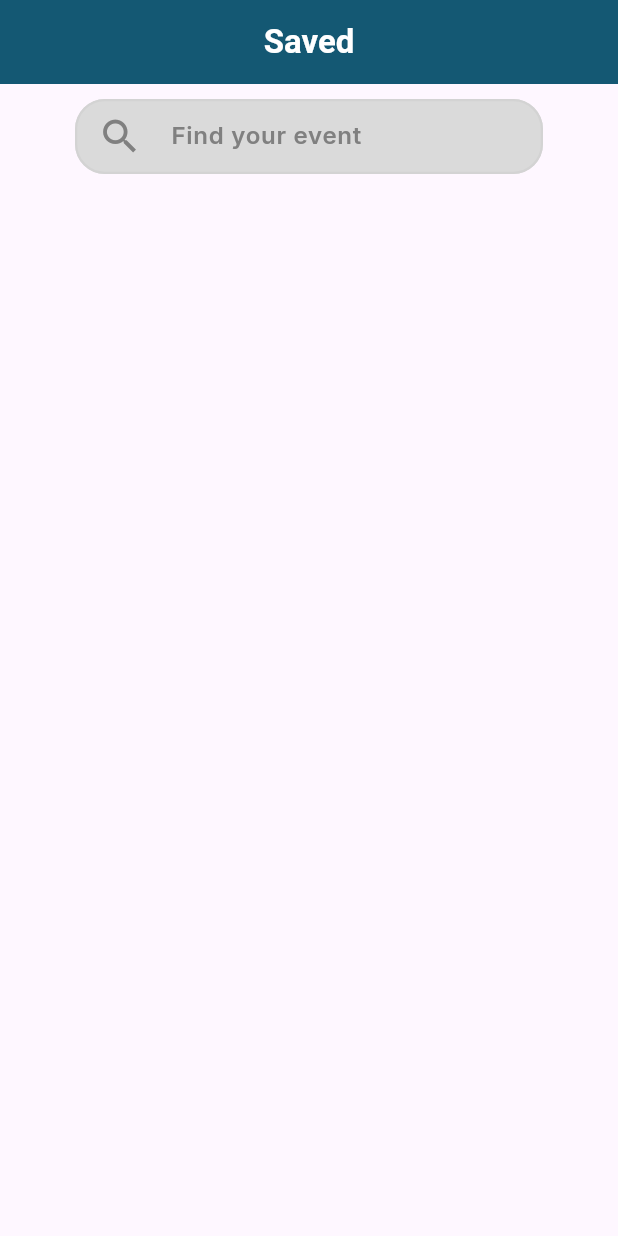
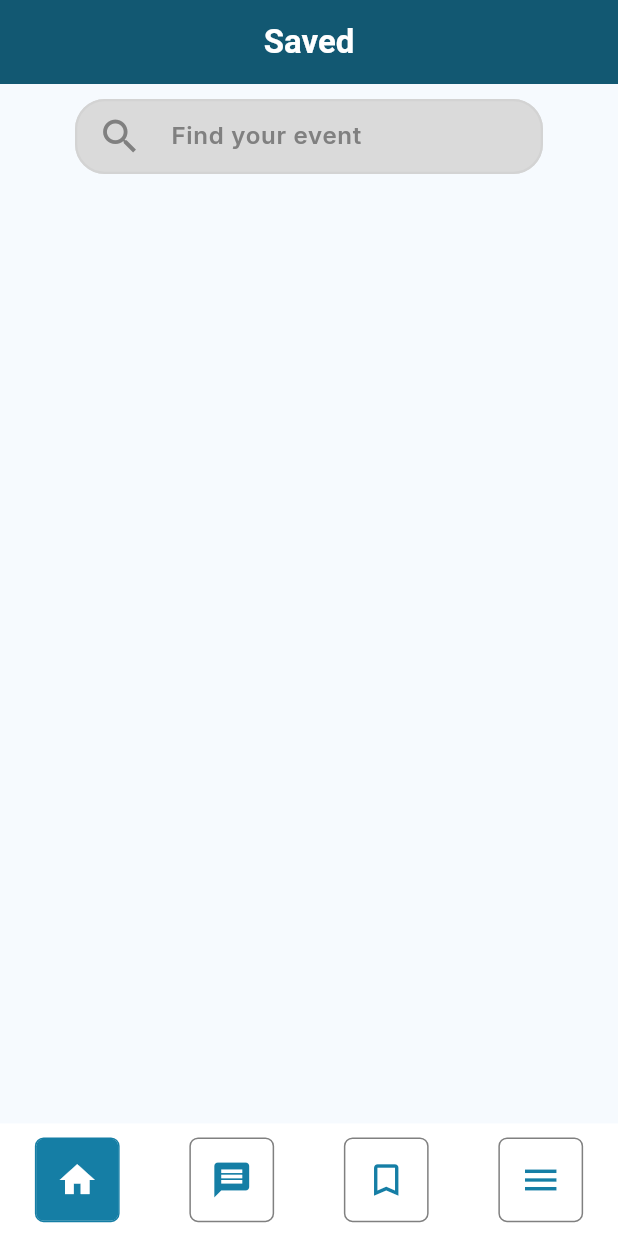
Before and after one commit to aafiqah/clean_up_community_app, a Flutter app: the SavedPage screen opened by its route, on a phone screen of 412 x 824 dp. Run offline on Flutter 3.47's test engine with Material 3 defaults, Android fonts, the phone set to English and light mode, and no system bars; our stand-ins replace go_router, google_fonts.

Commit message:
create new app navigation (control go route)

```diff
--- /dev/null
+++ b/lib/constant/app_navigation.dart
@@ -0,0 +1,120 @@
+import 'package:flutter/material.dart';
+import 'package:go_router/go_router.dart';
+
+import '../screen/index.dart';
+
+class AppNavigation {
+  AppNavigation._();
+
+  static final _rootNavigatorKey = GlobalKey<NavigatorState>();
+  static final _rootNavigatorHome =
+      GlobalKey<NavigatorState>(debugLabel: 'shellHome');
+  static final _rootNavigatorChat =
+      GlobalKey<NavigatorState>(debugLabel: 'shellChat');
+  static final _rootNavigatorSaved =
+      GlobalKey<NavigatorState>(debugLabel: 'shellSaved');
+  static final _rootNavigatorMenu =
+      GlobalKey<NavigatorState>(debugLabel: 'shellMenu');
+
+  static final GoRouter router = GoRouter(
+    initialLocation: '/onBoarding_page',
+    navigatorKey: _rootNavigatorKey,
+    debugLogDiagnostics: true,
+    routes: <RouteBase>[
+      StatefulShellRoute.indexedStack(
+        builder: (context, state, navigationShell) {
+          return MainWrapper(
+            navigationShell: navigationShell,
+          );
+        },
+        branches: <StatefulShellBranch>[
+          // HOME
+          StatefulShellBranch(navigatorKey: _rootNavigatorHome, routes: [
+            GoRoute(
+              name: '/home_page',
+              path: '/home_page',
+              builder: (context, state) {
+                return HomePage(
+                  key: state.pageKey,
+                );
+              },
+              routes: [
+                // SUB HOME
+                GoRoute(
+                  name: '/create_event_page',
+                  path: '/create_event_page',
+                  parentNavigatorKey: _rootNavigatorKey,
+                  builder: (context, state) {
+                    return const CreateEventPage();
+                  },
+                ),
+              ],
+            ),
+          ]),
+          // CHAT
+          StatefulShellBranch(navigatorKey: _rootNavigatorChat, routes: [
+            GoRoute(
+              name: '/chat_page',
+              path: '/chat_page',
+              builder: (context, state) {
+                return ChatPage(
+                  key: state.pageKey,
+                );
+              },
+              routes: [
+                // SUB HOME
+              ],
+            ),
+          ]),
+          // SAVED
+          StatefulShellBranch(navigatorKey: _rootNavigatorSaved, routes: [
+            GoRoute(
+              name: '/saved_page',
+              path: '/saved_page',
+              builder: (context, state) {
+                return SavedPage(
+                  key: state.pageKey,
+                );
+              },
+              routes: [
+                // SUB HOME
+              ],
+            ),
+          ]),
+          // MENU
+          StatefulShellBranch(navigatorKey: _rootNavigatorMenu, routes: [
+            GoRoute(
+              name: '/menu_page',
+              path: '/menu_page',
+              builder: (context, state) {
+                return MenuPage(
+                  key: state.pageKey,
+                );
+              },
+              routes: [
+                // SUB HOME
+              ],
+            ),
+          ])
+        ],
+      ),
+      GoRoute(
+        name: '/onBoarding_page',
+        path: '/onBoarding_page',
+        builder: (context, state) {
+          return const OnboardingPage();
+        },
+        routes: [
+          // SUB HOME
+          GoRoute(
+            name: '/login_page',
+            path: '/login_page',
+            builder: (context, state) {
+              return const LoginPage();
+            },
+          ),
+        ],
+      ),
+    ],
+  );
+}
--- a/lib/constant/index.dart
+++ b/lib/constant/index.dart
@@ -1,3 +1,4 @@
 export 'colors.dart';
 export 'image_string.dart';
 export 'size_spacing.dart';
+export 'app_navigation.dart';
--- a/lib/custom widget/header_bottom/index.dart
+++ b/lib/custom widget/header_bottom/index.dart
@@ -1,3 +1,2 @@
 export 'appbar.dart';
 export 'searchbar.dart';
-export 'bottomnavbar.dart';
--- a/lib/main.dart
+++ b/lib/main.dart
@@ -1,8 +1,5 @@
+import 'package:clean_up_community_app/constant/index.dart';
 import 'package:flutter/material.dart';
-import 'package:go_router/go_router.dart';
-
-import 'custom widget/index.dart';
-import 'screen/index.dart';
 
 void main() {
   runApp(const MyApp());
@@ -16,58 +13,15 @@ class MyApp extends StatelessWidget {
     return MaterialApp.router(
       title: 'Flutter Demo',
       theme: ThemeData(
-        colorScheme: ColorScheme.fromSeed(seedColor: Colors.deepPurple),
+        colorScheme: ColorScheme.fromSeed(seedColor: CleanUpColor.buttonColor),
         useMaterial3: true,
+        bottomNavigationBarTheme: const BottomNavigationBarThemeData(
+          backgroundColor: CleanUpColor.white,
+          selectedItemColor: CleanUpColor.buttonColor,
+          unselectedItemColor: CleanUpColor.white,
+        ),
       ),
-      routerConfig: _router,
+      routerConfig: AppNavigation.router,
     );
   }
 }
-
-final GoRouter _router = GoRouter(
-  initialLocation: '/onBoarding_page',
-  routes: <RouteBase>[
-    GoRoute(
-      name: '/onBoarding_page',
-      path: '/onBoarding_page',
-      builder: (context, state) {
-        return const OnboardingPage();
-      },
-    ),
-    GoRoute(
-      name: '/login_page',
-      path: '/login_page',
-      builder: (context, state) {
-        return const LoginPage();
-      },
-    ),
-    GoRoute(
-      name: '/home_page',
-      path: '/home_page',
-      builder: (context, state) {
-        return const Bottomnavbar();
-      },
-    ),
-    GoRoute(
-      name: '/chat_page',
-      path: '/chat_page',
-      builder: (context, state) {
-        return const ChatPage();
-      },
-    ),
-    GoRoute(
-      name: '/saved_page',
-      path: '/saved_page',
-      builder: (context, state) {
-        return const SavedPage();
-      },
-    ),
-    GoRoute(
-      name: '/menu_page',
-      path: '/menu_page',
-      builder: (context, state) {
-        return const MenuPage();
-      },
-    ),
-  ],
-);
--- a/lib/screen/clean_up/home_page.dart
+++ b/lib/screen/clean_up/home_page.dart
@@ -87,7 +87,9 @@ class _HomePageState extends State<HomePage> {
         ],
       ),
       floatingActionButton: Submitbutton(
-        onTap: () {},
+        onTap: () {
+          context.goNamed("/create_event_page");
+        },
         buttonColor: CleanUpColor.primary,
         width: 75,
         height: 75,
--- a/lib/screen/clean_up/index.dart
+++ b/lib/screen/clean_up/index.dart
@@ -1,4 +1,2 @@
 export 'home_page.dart';
-export 'chat_page.dart';
-export 'saved_page.dart';
-export 'menu_page.dart';
+export 'create_event_page.dart';
--- a/lib/screen/clean_up/saved_page.dart
+++ b/lib/screen/clean_up_chat/chat_page.dart
@@ -1,17 +1,16 @@
 import 'package:clean_up_community_app/constant/index.dart';
 import 'package:flutter/material.dart';
-import 'package:go_router/go_router.dart';
 
 import '../../custom widget/index.dart';
 
-class SavedPage extends StatefulWidget {
-  const SavedPage({super.key});
+class ChatPage extends StatefulWidget {
+  const ChatPage({super.key});
 
   @override
-  State<SavedPage> createState() => _SavedPageState();
+  State<ChatPage> createState() => _ChatPageState();
 }
 
-class _SavedPageState extends State<SavedPage> {
+class _ChatPageState extends State<ChatPage> {
   final ScrollController _scrollController = ScrollController();
   final TextEditingController _searchController = TextEditingController();
 
@@ -34,7 +33,7 @@ class _SavedPageState extends State<SavedPage> {
 
     return Scaffold(
       appBar: AppBarShared(
-        stringTitle: 'Saved',
+        stringTitle: 'Message',
         titleColor: CleanUpColor.white,
         backgroundColor: CleanUpColor.primary,
       ),
--- /dev/null
+++ b/lib/screen/clean_up_chat/index.dart
@@ -0,0 +1 @@
+export 'chat_page.dart';
--- /dev/null
+++ b/lib/screen/clean_up_menu/index.dart
@@ -0,0 +1 @@
+export 'menu_page.dart';
--- a/lib/screen/clean_up/menu_page.dart
+++ b/lib/screen/clean_up_menu/menu_page.dart
@@ -1,6 +1,5 @@
 import 'package:clean_up_community_app/constant/index.dart';
 import 'package:flutter/material.dart';
-import 'package:go_router/go_router.dart';
 
 import '../../custom widget/index.dart';
 
--- /dev/null
+++ b/lib/screen/clean_up_saved/index.dart
@@ -0,0 +1 @@
+export 'saved_page.dart';
--- a/lib/screen/clean_up/chat_page.dart
+++ b/lib/screen/clean_up_saved/saved_page.dart
@@ -1,17 +1,16 @@
 import 'package:clean_up_community_app/constant/index.dart';
 import 'package:flutter/material.dart';
-import 'package:go_router/go_router.dart';
 
 import '../../custom widget/index.dart';
 
-class ChatPage extends StatefulWidget {
-  const ChatPage({super.key});
+class SavedPage extends StatefulWidget {
+  const SavedPage({super.key});
 
   @override
-  State<ChatPage> createState() => _ChatPageState();
+  State<SavedPage> createState() => _SavedPageState();
 }
 
-class _ChatPageState extends State<ChatPage> {
+class _SavedPageState extends State<SavedPage> {
   final ScrollController _scrollController = ScrollController();
   final TextEditingController _searchController = TextEditingController();
 
@@ -34,7 +33,7 @@ class _ChatPageState extends State<ChatPage> {
 
     return Scaffold(
       appBar: AppBarShared(
-        stringTitle: 'Message',
+        stringTitle: 'Saved',
         titleColor: CleanUpColor.white,
         backgroundColor: CleanUpColor.primary,
       ),
--- a/lib/screen/index.dart
+++ b/lib/screen/index.dart
@@ -1,2 +1,6 @@
 export './onboarding/index.dart';
-export 'clean_up/index.dart';
+export './clean_up/index.dart';
+export './clean_up_chat/index.dart';
+export './clean_up_saved/index.dart';
+export './clean_up_menu/index.dart';
+export 'main_wrapper.dart';
--- /dev/null
+++ b/lib/screen/main_wrapper.dart
@@ -0,0 +1,151 @@
+import 'package:flutter/material.dart';
+import 'package:go_router/go_router.dart';
+
+import '../constant/index.dart';
+
+class MainWrapper extends StatefulWidget {
+  const MainWrapper({super.key, required this.navigationShell});
+
+  final StatefulNavigationShell navigationShell;
+
+  @override
+  State<MainWrapper> createState() => _MainWrapperState();
+}
+
+class _MainWrapperState extends State<MainWrapper> {
+  int selectedIndex = 0;
+
+  void goToBranch(int index) {
+    setState(() {
+      selectedIndex = index;
+    });
+    widget.navigationShell.goBranch(
+      index,
+      initialLocation: index == widget.navigationShell.currentIndex,
+    );
+  }
+
+  @override
+  Widget build(BuildContext context) {
+    return Scaffold(
+      body: SizedBox(
+        width: double.infinity,
+        height: double.infinity,
+        child: widget.navigationShell,
+      ),
+      bottomNavigationBar: Container(
+        color: CleanUpColor.white,
+        padding: const EdgeInsets.symmetric(vertical: 10),
+        child: Row(
+          mainAxisAlignment: MainAxisAlignment.spaceAround,
+          children: [
+            GestureDetector(
+              onTap: () => goToBranch(0),
+              child: Container(
+                height: 55,
+                width: 55,
+                decoration: BoxDecoration(
+                  color: selectedIndex == 0
+                      ? CleanUpColor.buttonColor
+                      : CleanUpColor.white,
+                  border: Border.all(
+                    strokeAlign: 0.5,
+                    color: selectedIndex == 0
+                        ? CleanUpColor.buttonColor
+                        : CleanUpColor.greyMedium,
+                  ),
+                  borderRadius: BorderRadius.circular(5),
+                ),
+                child: Icon(
+                  Icons.home,
+                  size: 28,
+                  color: selectedIndex == 0
+                      ? CleanUpColor.white
+                      : CleanUpColor.buttonColor,
+                ),
+              ),
+            ),
+            GestureDetector(
+              onTap: () => goToBranch(1),
+              child: Container(
+                height: 55,
+                width: 55,
+                decoration: BoxDecoration(
+                  color: selectedIndex == 1
+                      ? CleanUpColor.buttonColor
+                      : CleanUpColor.white,
+                  border: Border.all(
+                    strokeAlign: 0.5,
+                    color: selectedIndex == 1
+                        ? CleanUpColor.buttonColor
+                        : CleanUpColor.greyMedium,
+                  ),
+                  borderRadius: BorderRadius.circular(5),
+                ),
+                child: Icon(
+                  Icons.message,
+                  size: 28,
+                  color: selectedIndex == 1
+                      ? CleanUpColor.white
+                      : CleanUpColor.buttonColor,
+                ),
+              ),
+            ),
+            GestureDetector(
+              onTap: () => goToBranch(2),
+              child: Container(
+                height: 55,
+                width: 55,
+                decoration: BoxDecoration(
+                  color: selectedIndex == 2
+                      ? CleanUpColor.buttonColor
+                      : CleanUpColor.white,
+                  border: Border.all(
+                    strokeAlign: 0.5,
+                    color: selectedIndex == 2
+                        ? CleanUpColor.buttonColor
+                        : CleanUpColor.greyMedium,
+                  ),
+                  borderRadius: BorderRadius.circular(5),
+                ),
+                child: Icon(
+                  Icons.bookmark_outline,
+                  size: 28,
+                  color: selectedIndex == 2
+                      ? CleanUpColor.white
+                      : CleanUpColor.buttonColor,
+                ),
+              ),
+            ),
+            GestureDetector(
+              onTap: () => goToBranch(3),
+              child: Container(
+                height: 55,
+                width: 55,
+                decoration: BoxDecoration(
+                  color: selectedIndex == 3
+                      ? CleanUpColor.buttonColor
+                      : CleanUpColor.white,
+                  border: Border.all(
+                    strokeAlign: 0.5,
+                    color: selectedIndex == 3
+                        ? CleanUpColor.buttonColor
+                        : CleanUpColor.greyMedium,
+                  ),
+                  borderRadius: BorderRadius.circular(5),
+                ),
+                child: Icon(
+                  Icons.menu,
+                  size: 28,
+                  color: selectedIndex == 3
+                      ? CleanUpColor.white
+                      : CleanUpColor.buttonColor,
+                ),
+              ),
+            ),
+          ],
+        ),
+      ),
+    );
+  }
+}
```
Also changed, not shown: lib/custom widget/header_bottom/bottomnavbar.dart (deleted, +0 -54 lines), lib/screen/clean_up/create_event_page.dart (added, +26 -0 lines), lib/custom widget/index.dart (line endings or trailing spaces).
